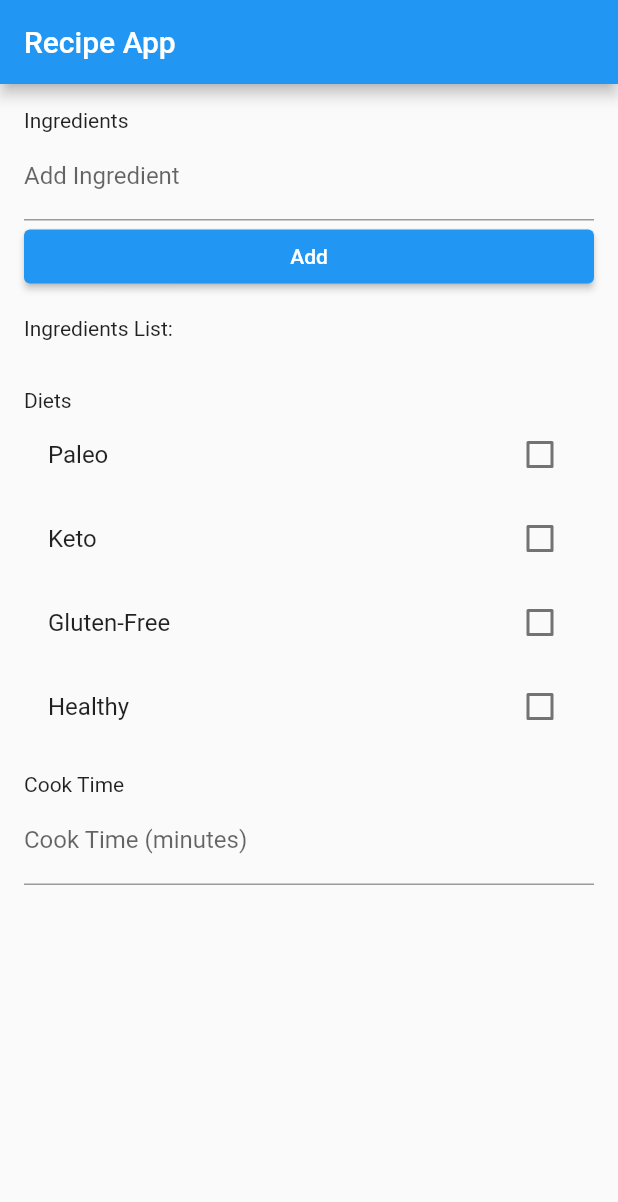
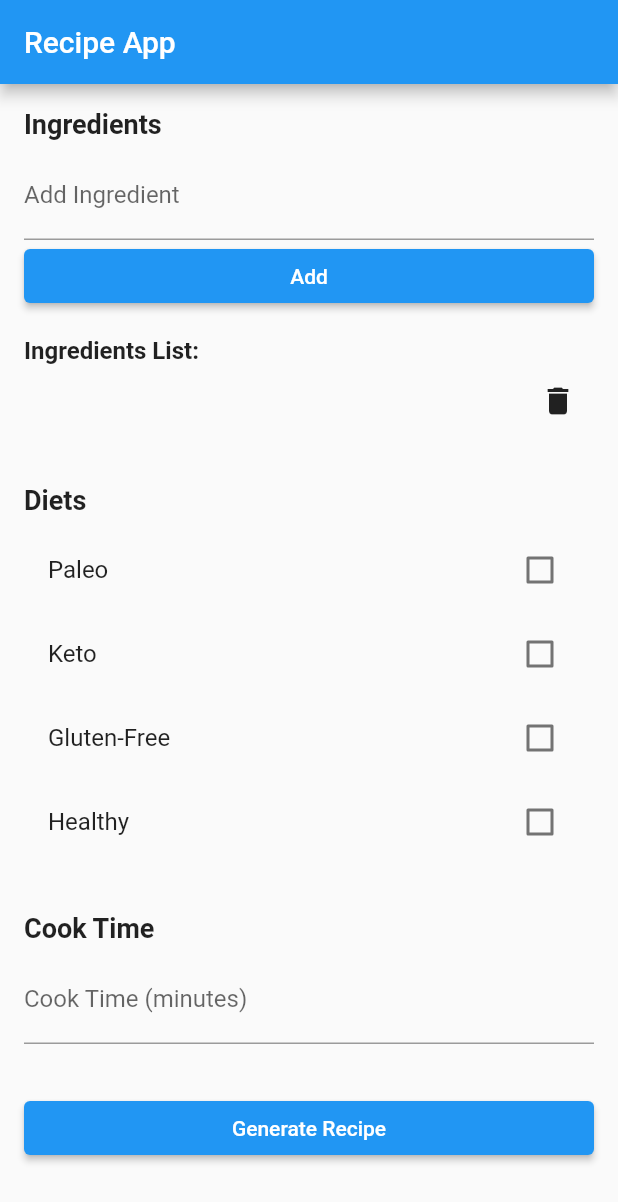
Before and after one commit to ryanhood10/FlutterProject, a Flutter app: the screen it shows after launch, after a tap on "Add", on a phone screen of 412 x 824 dp. Shown: the top 1202 px of the screen. Run offline on Flutter 3.47's test engine with Material 2 defaults, Android fonts, the phone set to English and light mode, and no system bars.

Commit message:
added button for API call and widget to recieve it

```diff
--- a/lib/main.dart
+++ b/lib/main.dart
@@ -24,15 +24,40 @@
 
 class _MainPageState extends State<MainPage> {
   List<String> ingredientsList = [];
-  bool isPaleoSelected = false;
-  bool isKetoSelected = false;
-  bool isGlutenFreeSelected = false;
-  bool isHealthySelected = false;
+  List<String> dietsList = [];
   String cookTime = '';
+  String recipeText = '';
 
   void addIngredient(String ingredient) {
     setState(() {
       ingredientsList.add(ingredient);
+    });
+  }
+
+  void deleteIngredient(String ingredient) {
+    setState(() {
+      ingredientsList.remove(ingredient);
+    });
+  }
+
+  void toggleDiet(String diet) {
+    setState(() {
+      if (dietsList.contains(diet)) {
+        dietsList.remove(diet);
+      } else {
+        dietsList.add(diet);
+      }
+    });
+  }
+
+  void generateRecipes() {
+    // TODO: Implement API call to generate recipes
+    // Simulating API call delay with a Future.delayed
+    Future.delayed(Duration(seconds: 2), () {
+      setState(() {
+        // Replace this with the actual API response
+        recipeText = 'This is the generated recipe.';
+      });
     });
   }
 
@@ -42,12 +67,20 @@
       appBar: AppBar(
         title: Text('Recipe App'),
       ),
-      body: Center(
-        child: ListView(
-          padding: EdgeInsets.all(16.0),
+      body: SingleChildScrollView(
+        padding: EdgeInsets.all(16.0),
+        child: Column(
+          crossAxisAlignment: CrossAxisAlignment.stretch,
           children: [
             // Ingredients Section
-            Text('Ingredients'), // End of Text('Ingredients')
+            Text(
+              'Ingredients', // End of Text('Ingredients')
+              style: TextStyle(
+                fontWeight: FontWeight.bold,
+                fontSize: 18.0,
+              ),
+            ), // End of Text
+            SizedBox(height: 8.0), // End of SizedBox
             TextField(
               onChanged: (value) => cookTime = value,
               decoration: InputDecoration(
@@ -59,59 +92,72 @@
               onPressed: () => addIngredient(cookTime),
               child: Text('Add'),
             ), // End of ElevatedButton
-            SizedBox(height: 16.0),
-            Text('Ingredients List:'), // End of Text('Ingredients List:')
+            SizedBox(height: 16.0), // End of SizedBox
+            Text(
+              'Ingredients List:', // End of Text('Ingredients List:')
+              style: TextStyle(
+                fontWeight: FontWeight.bold,
+                fontSize: 16.0,
+              ),
+            ), // End of Text
             ListView.builder(
               shrinkWrap: true,
               itemCount: ingredientsList.length,
               itemBuilder: (context, index) {
-                return Text(ingredientsList[index]);
+                final ingredient = ingredientsList[index];
+                return Row(
+                  children: [
+                    Expanded(child: Text(ingredient)),
+                    IconButton(
+                      icon: Icon(Icons.delete),
+                      onPressed: () => deleteIngredient(ingredient),
+                    ),
+                  ],
+                );
               },
             ), // End of ListView.builder
-            SizedBox(height: 16.0),
+            SizedBox(height: 32.0), // End of SizedBox
 
             // Diets Section
-            Text('Diets'), // End of Text('Diets')
+            Text(
+              'Diets', // End of Text('Diets')
+              style: TextStyle(
+                fontWeight: FontWeight.bold,
+                fontSize: 18.0,
+              ),
+            ), // End of Text
+            SizedBox(height: 8.0), // End of SizedBox
             CheckboxListTile(
               title: Text('Paleo'),
-              value: isPaleoSelected,
-              onChanged: (value) {
-                setState(() {
-                  isPaleoSelected = value!;
-                });
-              },
+              value: dietsList.contains('Paleo'),
+              onChanged: (value) => toggleDiet('Paleo'),
             ), // End of CheckboxListTile (Paleo)
             CheckboxListTile(
               title: Text('Keto'),
-              value: isKetoSelected,
-              onChanged: (value) {
-                setState(() {
-                  isKetoSelected = value!;
-                });
-              },
+              value: dietsList.contains('Keto'),
+              onChanged: (value) => toggleDiet('Keto'),
             ), // End of CheckboxListTile (Keto)
             CheckboxListTile(
               title: Text('Gluten-Free'),
-              value: isGlutenFreeSelected,
-              onChanged: (value) {
-                setState(() {
-                  isGlutenFreeSelected = value!;
-                });
-              },
+              value: dietsList.contains('Gluten-Free'),
+              onChanged: (value) => toggleDiet('Gluten-Free'),
             ), // End of CheckboxListTile (Gluten-Free)
             CheckboxListTile(
               title: Text('Healthy'),
-              value: isHealthySelected,
-              onChanged: (value) {
-                setState(() {
-                  isHealthySelected = value!;
-                });
-              },
+              value: dietsList.contains('Healthy'),
+              onChanged: (value) => toggleDiet('Healthy'),
             ), // End of CheckboxListTile (Healthy)
-            SizedBox(height: 16.0),
+            SizedBox(height: 32.0), // End of SizedBox
 
             // Cook Time Section
-            Text('Cook Time'), // End of Text('Cook Time')
+            Text(
+              'Cook Time', // End of Text('Cook Time')
+              style: TextStyle(
+                fontWeight: FontWeight.bold,
+                fontSize: 18.0,
+              ),
+            ), // End of Text
+            SizedBox(height: 8.0), // End of SizedBox
             TextField(
               onChanged: (value) {
                 setState(() {
@@ -122,6 +168,26 @@
                 labelText: 'Cook Time (minutes)',
               ),
             ), // End of TextField
+            SizedBox(height: 32.0), // End of SizedBox
+
+            // Generate Recipe Button
+            ElevatedButton(
+              onPressed: generateRecipes,
+              child: Text('Generate Recipe'),
+            ), // End of ElevatedButton
+            SizedBox(height: 32.0), // End of SizedBox
+
+            // Generated Recipe Text
+            Container(
+              padding: EdgeInsets.all(16.0),
+              color: Colors.grey[200],
+              child: Text(
+                recipeText, // End of Text(recipeText)
+                style: TextStyle(
+                  fontSize: 16.0,
+                ),
+              ),
+            ), // End of Container
           ],
         ),
       ),
--- a/pubspec.yaml
+++ b/pubspec.yaml
@@ -32,9 +32,11 @@ dependencies:
     sdk: flutter
 
 
+
   # The following adds the Cupertino Icons font to your application.
   # Use with the CupertinoIcons class for iOS style icons.
   cupertino_icons: ^1.0.2
+  flutter_dotenv: ^5.1.0
 
 dev_dependencies:
   flutter_test:
```
Also changed, not shown: pubspec.lock, 1 other file.
